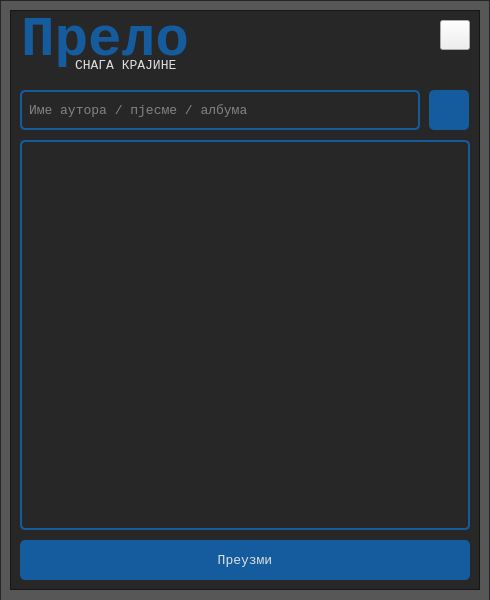
Old version of the form application/ui/ui_search.ui in the repository nikola-supic/prelo.
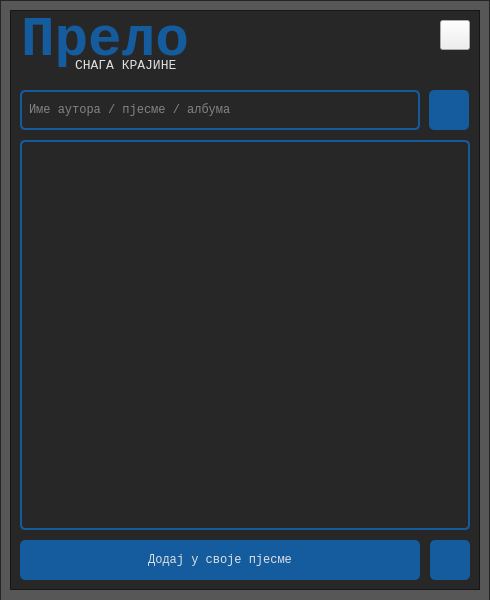
New version of the form. Icons and pictures are not drawn.

Commit message: updating search UI (download icon)

```diff
--- a/application/ui/ui_search.ui
+++ b/application/ui/ui_search.ui
@@ -74,7 +74,7 @@
        </rect>
       </property>
       <property name="styleSheet">
-       <string notr="true">QPushButton#btn_search, #btn_add {
+       <string notr="true">QPushButton#btn_search, #btn_add, #btn_download {
 	background-color: rgb(20, 92, 158);
 	color: rgb(224, 224, 226);
 	border-radius: 5px;
@@ -212,7 +212,7 @@
        <property name="font">
         <font>
          <family>Courier New</family>
-         <pointsize>10</pointsize>
+         <pointsize>9</pointsize>
         </font>
        </property>
        <property name="styleSheet">
@@ -273,14 +273,14 @@
         <rect>
          <x>10</x>
          <y>530</y>
-         <width>450</width>
+         <width>400</width>
          <height>40</height>
         </rect>
        </property>
        <property name="font">
         <font>
          <family>Courier New</family>
-         <pointsize>10</pointsize>
+         <pointsize>9</pointsize>
          <weight>50</weight>
          <bold>false</bold>
         </font>
@@ -299,7 +299,36 @@
 }</string>
        </property>
        <property name="text">
-        <string>Преузми</string>
+        <string>Додај у своје пјесме</string>
+       </property>
+      </widget>
+      <widget class="QPushButton" name="btn_download">
+       <property name="geometry">
+        <rect>
+         <x>420</x>
+         <y>530</y>
+         <width>40</width>
+         <height>40</height>
+        </rect>
+       </property>
+       <property name="font">
+        <font>
+         <family>Courier New</family>
+         <pointsize>9</pointsize>
+         <weight>50</weight>
+         <bold>false</bold>
+        </font>
+       </property>
+       <property name="styleSheet">
+        <string notr="true">QPushButton#btn_download {
+	border-image: url(:/icons/images/icons/download.png);
+}
+QPushButton#btn_download:hover {
+	border-image: url(:/icons/images/icons/hover_download.png);
+}</string>
+       </property>
+       <property name="text">
+        <string/>
        </property>
       </widget>
      </widget>
```
Left out of the diff: 6 changed lines with no effect on the pictures. The commit also changes 1 other file.
